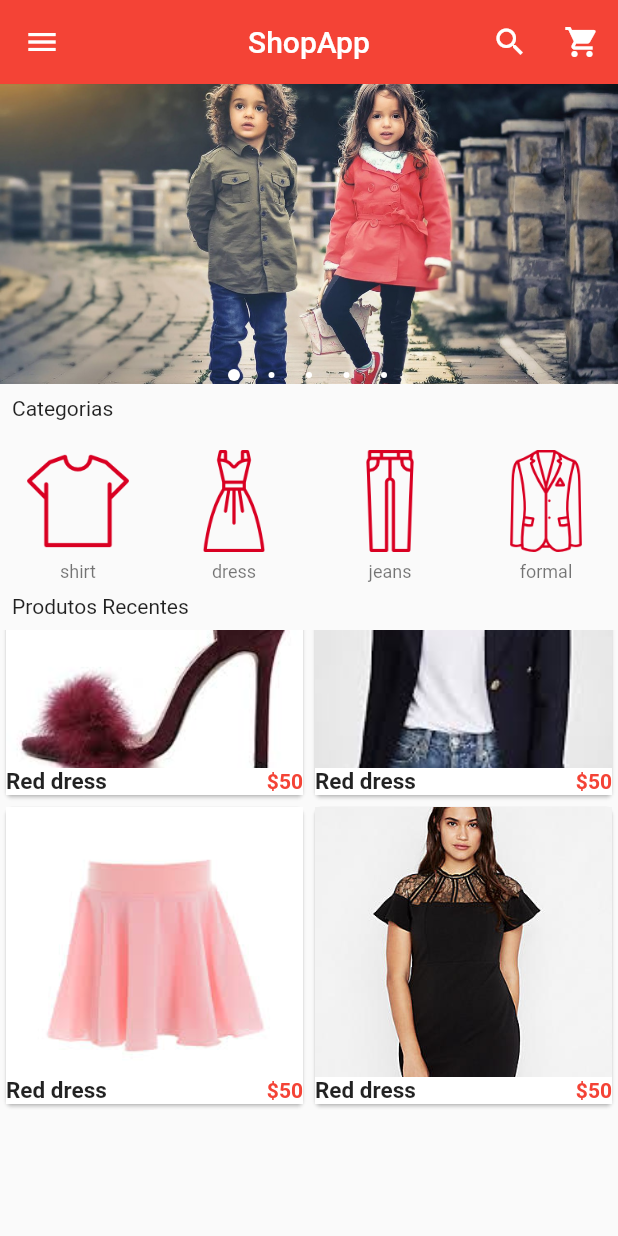
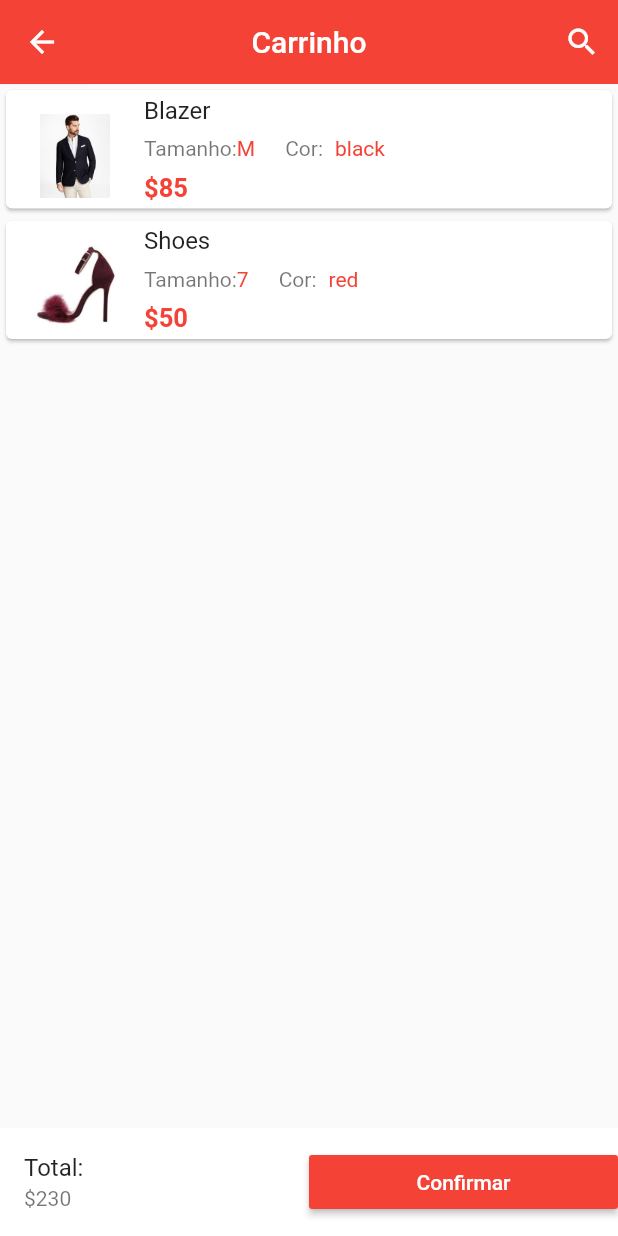
Before and after one commit to matheusreichert12/ecommerce, a Flutter app: the screen it shows after launch, scrolled down 298 dp, after a tap on the "shopping cart" icon, on a phone screen of 412 x 824 dp. Run offline on Flutter 3.47's test engine with Material 2 defaults, Android fonts, the phone set to English and light mode, and no system bars; drawn by our look-alikes of carousel_pro.

Commit message:
tela do carrinho

```diff
--- /dev/null
+++ b/lib/components/produtos_carrinho.dart
@@ -0,0 +1,115 @@
+import 'package:flutter/material.dart';
+
+class ProdutosCarrinho extends StatefulWidget {
+  @override
+  _ProdutosCarrinhoState createState() => _ProdutosCarrinhoState();
+}
+
+class _ProdutosCarrinhoState extends State<ProdutosCarrinho> {
+  var produtos_carrinho = [
+    {
+      "name": "Blazer",
+      "picture": "assets/produtos/blazer1.jpeg",
+      "price": 85,
+      "size": "M",
+      "color": "black",
+      "quantidade": 1,
+    },
+    {
+      "name": "Shoes",
+      "picture": "assets/produtos/hills1.jpeg",
+      "price": 50,
+      "size": "7",
+      "color": "red",
+      "quantidade": 1,
+    },
+  ];
+
+  @override
+  Widget build(BuildContext context) {
+    return ListView.builder(
+      itemCount: produtos_carrinho.length,
+      itemBuilder: (context, index) {
+        return Single_produto_carrinho(
+          carrinho_prod_name: produtos_carrinho[index]["name"],
+          carrinho_prod_color: produtos_carrinho[index]["color"],
+          carrinho_prod_quantidade: produtos_carrinho[index]["quantidade"],
+          carrinho_prod_size: produtos_carrinho[index]["size"],
+          carrinho_prod_price: produtos_carrinho[index]["price"],
+          carrinho_prod_picture: produtos_carrinho[index]["picture"],
+        );
+      },
+    );
+  }
+}
+
+class Single_produto_carrinho extends StatelessWidget {
+  final carrinho_prod_name;
+  final carrinho_prod_picture;
+  final carrinho_prod_price;
+  final carrinho_prod_size;
+  final carrinho_prod_color;
+  final carrinho_prod_quantidade;
+
+  Single_produto_carrinho(
+      {this.carrinho_prod_name,
+      this.carrinho_prod_picture,
+      this.carrinho_prod_price,
+      this.carrinho_prod_size,
+      this.carrinho_prod_color,
+      this.carrinho_prod_quantidade});
+
+  @override
+  Widget build(BuildContext context) {
+    return Card(
+      child: ListTile(
+        leading: Image.asset(
+          carrinho_prod_picture,
+          width: 60,
+          height: 60,
+        ),
+        title: Text(carrinho_prod_name),
+        subtitle: Column(
+          children: <Widget>[
+            Row(
+              children: <Widget>[
+                Padding(
+                  padding: EdgeInsets.all(0),
+                  child: Text("Tamanho:"),
+                ),
+                Padding(
+                  padding: EdgeInsets.all(0),
+                  child: Text(
+                    carrinho_prod_size,
+                    style: TextStyle(color: Colors.red),
+                  ),
+                ),
+                Padding(
+                  padding: EdgeInsets.fromLTRB(20, 8, 8, 8),
+                  child: Text("Cor:"),
+                ),
+                Padding(
+                  padding: EdgeInsets.all(0),
+                  child: Text(
+                    carrinho_prod_color,
+                    style: TextStyle(color: Colors.red),
+                  ),
+                ),
+              ],
+            ),
+            Container(
+              alignment: Alignment.topLeft,
+              child: Text(
+                "\$${carrinho_prod_price}",
+                style: TextStyle(
+                    color: Colors.red,
+                    fontSize: 17,
+                    fontWeight: FontWeight.bold),
+              ),
+            ),
+          ],
+        ),
+      ),
+    );
+  }
+}
--- a/lib/main.dart
+++ b/lib/main.dart
@@ -1,6 +1,7 @@
 import 'package:carousel_pro/carousel_pro.dart';
 import 'package:ecommerce/components/horizontal_listview.dart';
 import 'package:ecommerce/components/produtos.dart';
+import 'package:ecommerce/pages/carrinho.dart';
 import 'package:flutter/material.dart';
 
 void main() {
@@ -52,7 +53,10 @@ class _HomeState extends State<Home> {
           ),
           IconButton(
             icon: Icon(Icons.shopping_cart),
-            onPressed: () {},
+            onPressed: () {
+              Navigator.of(context)
+                  .push(MaterialPageRoute(builder: (context) => Carrinho()));
+            },
           ),
         ],
       ),
@@ -98,7 +102,10 @@ class _HomeState extends State<Home> {
               ),
             ),
             InkWell(
-              onTap: () {},
+              onTap: () {
+                Navigator.of(context)
+                    .push(MaterialPageRoute(builder: (context) => Carrinho()));
+              },
               child: ListTile(
                 title: Text("Carrinho"),
                 leading: Icon(Icons.shopping_cart, color: Colors.red),
--- /dev/null
+++ b/lib/pages/carrinho.dart
@@ -0,0 +1,51 @@
+import 'package:ecommerce/components/produtos_carrinho.dart';
+import 'package:flutter/material.dart';
+
+class Carrinho extends StatefulWidget {
+  @override
+  _CarrinhoState createState() => _CarrinhoState();
+}
+
+class _CarrinhoState extends State<Carrinho> {
+  @override
+  Widget build(BuildContext context) {
+    return Scaffold(
+      appBar: new AppBar(
+        elevation: 0.1,
+        title: Text("Carrinho"),
+        centerTitle: true,
+        backgroundColor: Colors.red,
+        actions: <Widget>[
+          IconButton(
+            icon: Icon(Icons.search),
+            onPressed: () {},
+          ),
+        ],
+      ),
+      body: ProdutosCarrinho(),
+      bottomNavigationBar: Container(
+        color: Colors.white,
+        child: Row(
+          children: <Widget>[
+            Expanded(
+              child: ListTile(
+                title: Text("Total:"),
+                subtitle: Text("\$230"),
+              ),
+            ),
+            Expanded(
+              child: MaterialButton(
+                onPressed: () {},
+                child: Text(
+                  "Confirmar",
+                  style: TextStyle(color: Colors.white),
+                ),
+                color: Colors.red,
+              ),
+            )
+          ],
+        ),
+      ),
+    );
+  }
+}
```
